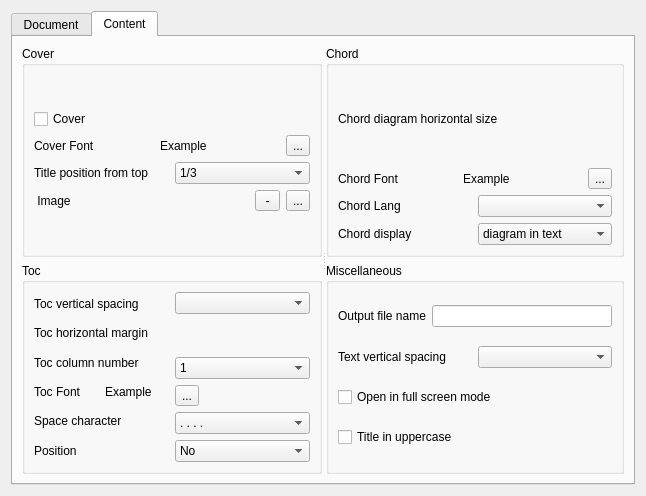
jpcima/chordv, file chordv/src/formconfig.ui: the form before one commit.
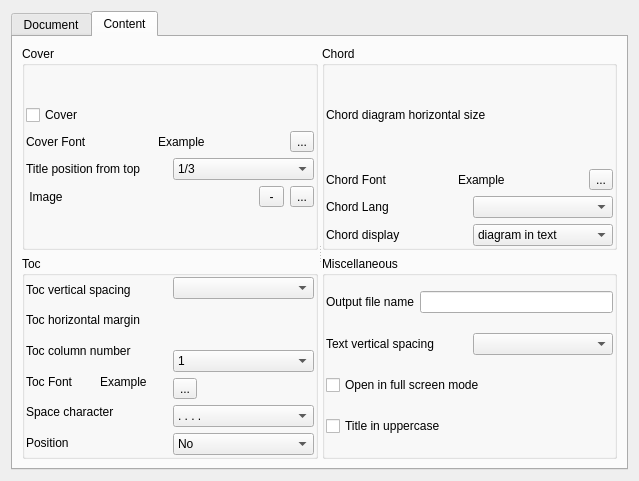
The form after the commit. Icons and pictures are not drawn. Custom widgets are drawn as their Qt base class.

Commit message: agencement compact de l'interface (2)

Patch:
```diff
--- a/chordv/src/formconfig.ui
+++ b/chordv/src/formconfig.ui
@@ -6,8 +6,8 @@
    <rect>
     <x>0</x>
     <y>0</y>
-    <width>646</width>
-    <height>496</height>
+    <width>639</width>
+    <height>481</height>
    </rect>
   </property>
   <property name="windowTitle">
@@ -517,7 +517,7 @@
          <property name="orientation">
           <enum>Qt::Horizontal</enum>
          </property>
-         <widget class="QWidget" name="">
+         <widget class="QWidget" name="layoutWidget">
           <layout class="QVBoxLayout" name="verticalLayout_21">
            <item>
             <widget class="QGroupBox" name="groupBoxCover">
@@ -525,6 +525,18 @@
               <string>Cover</string>
              </property>
              <layout class="QVBoxLayout" name="verticalLayout_11">
+              <property name="leftMargin">
+               <number>1</number>
+              </property>
+              <property name="topMargin">
+               <number>1</number>
+              </property>
+              <property name="rightMargin">
+               <number>1</number>
+              </property>
+              <property name="bottomMargin">
+               <number>1</number>
+              </property>
               <item>
                <layout class="QVBoxLayout" name="verticalLayout">
                 <item>
@@ -632,6 +644,18 @@
               <string>Toc</string>
              </property>
              <layout class="QVBoxLayout" name="verticalLayout_13">
+              <property name="leftMargin">
+               <number>1</number>
+              </property>
+              <property name="topMargin">
+               <number>1</number>
+              </property>
+              <property name="rightMargin">
+               <number>1</number>
+              </property>
+              <property name="bottomMargin">
+               <number>1</number>
+              </property>
               <item>
                <layout class="QHBoxLayout" name="horizontalLayout_24">
                 <item>
@@ -772,7 +796,7 @@
            </item>
           </layout>
          </widget>
-         <widget class="QWidget" name="">
+         <widget class="QWidget" name="layoutWidget">
           <layout class="QVBoxLayout" name="verticalLayout_22">
            <item>
             <widget class="QGroupBox" name="groupBoxChord">
@@ -780,6 +804,18 @@
               <string>Chord</string>
              </property>
              <layout class="QVBoxLayout" name="verticalLayout_14">
+              <property name="leftMargin">
+               <number>1</number>
+              </property>
+              <property name="topMargin">
+               <number>1</number>
+              </property>
+              <property name="rightMargin">
+               <number>1</number>
+              </property>
+              <property name="bottomMargin">
+               <number>1</number>
+              </property>
               <item>
                <layout class="QVBoxLayout" name="verticalLayout_3">
                 <item>
@@ -880,6 +916,18 @@
               <string>Miscellaneous</string>
              </property>
              <layout class="QHBoxLayout" name="horizontalLayout_31">
+              <property name="leftMargin">
+               <number>1</number>
+              </property>
+              <property name="topMargin">
+               <number>1</number>
+              </property>
+              <property name="rightMargin">
+               <number>1</number>
+              </property>
+              <property name="bottomMargin">
+               <number>1</number>
+              </property>
               <item>
                <layout class="QVBoxLayout" name="verticalLayout_8">
                 <item>
```
Left out of the diff: 12 changed lines with no effect on the pictures. The commit also changes 2 other files.
